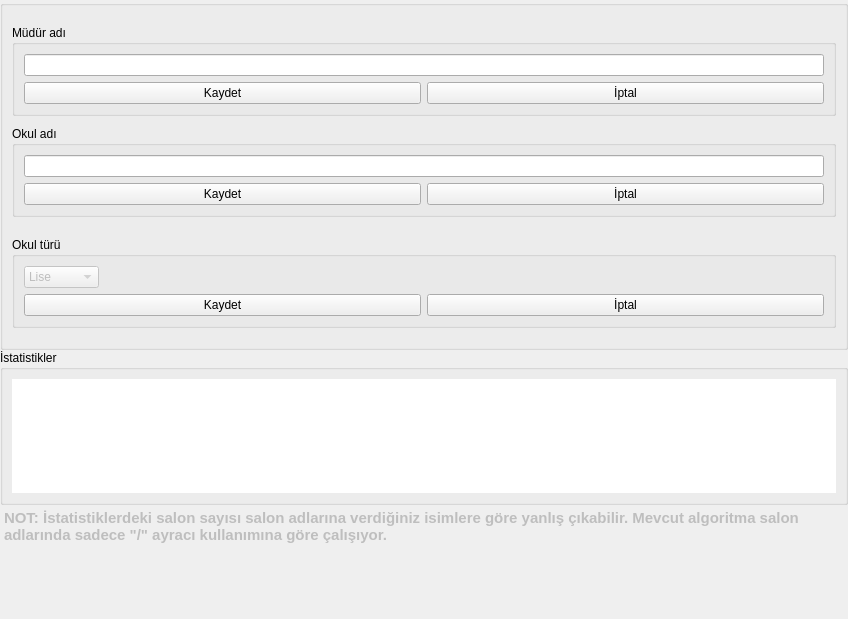
Qt form Forms/okul_bilgileri_frame.ui (yoseidonn/Kelebek-App) before a commit.
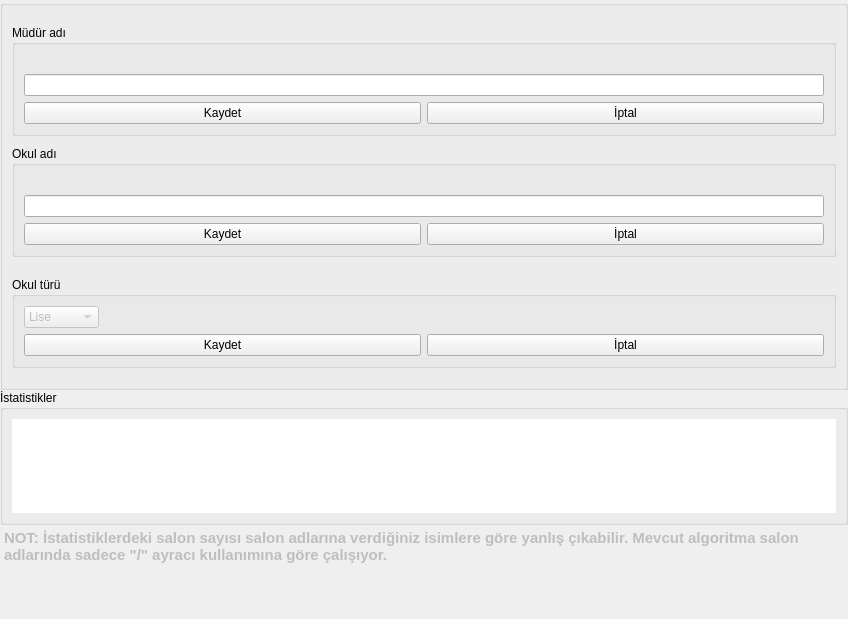
The same form after that commit.

Patch:
```diff
--- a/Forms/okul_bilgileri_frame.ui
+++ b/Forms/okul_bilgileri_frame.ui
@@ -166,6 +166,16 @@
                   <string>Müdür adı</string>
                  </property>
                  <layout class="QVBoxLayout" name="verticalLayout_12">
+                  <item>
+                   <widget class="QLabel" name="managerNameLabel">
+                    <property name="styleSheet">
+                     <string notr="true">color: rgb(246, 97, 81);</string>
+                    </property>
+                    <property name="text">
+                     <string/>
+                    </property>
+                   </widget>
+                  </item>
                   <item>
                    <widget class="QLineEdit" name="managerNameIn">
                     <property name="sizePolicy">
@@ -192,6 +202,9 @@
                     <property name="placeholderText">
                      <string/>
                     </property>
+                    <property name="clearButtonEnabled">
+                     <bool>true</bool>
+                    </property>
                    </widget>
                   </item>
                   <item>
@@ -241,6 +254,16 @@
                   <string>Okul adı</string>
                  </property>
                  <layout class="QVBoxLayout" name="verticalLayout_13">
+                  <item>
+                   <widget class="QLabel" name="schoolNameLabel">
+                    <property name="styleSheet">
+                     <string notr="true">color: rgb(246, 97, 81);</string>
+                    </property>
+                    <property name="text">
+                     <string/>
+                    </property>
+                   </widget>
+                  </item>
                   <item>
                    <widget class="QLineEdit" name="schoolNameIn">
                     <property name="sizePolicy">
@@ -267,6 +290,9 @@
                     <property name="placeholderText">
                      <string/>
                     </property>
+                    <property name="clearButtonEnabled">
+                     <bool>true</bool>
+                    </property>
                    </widget>
                   </item>
                   <item>
```
